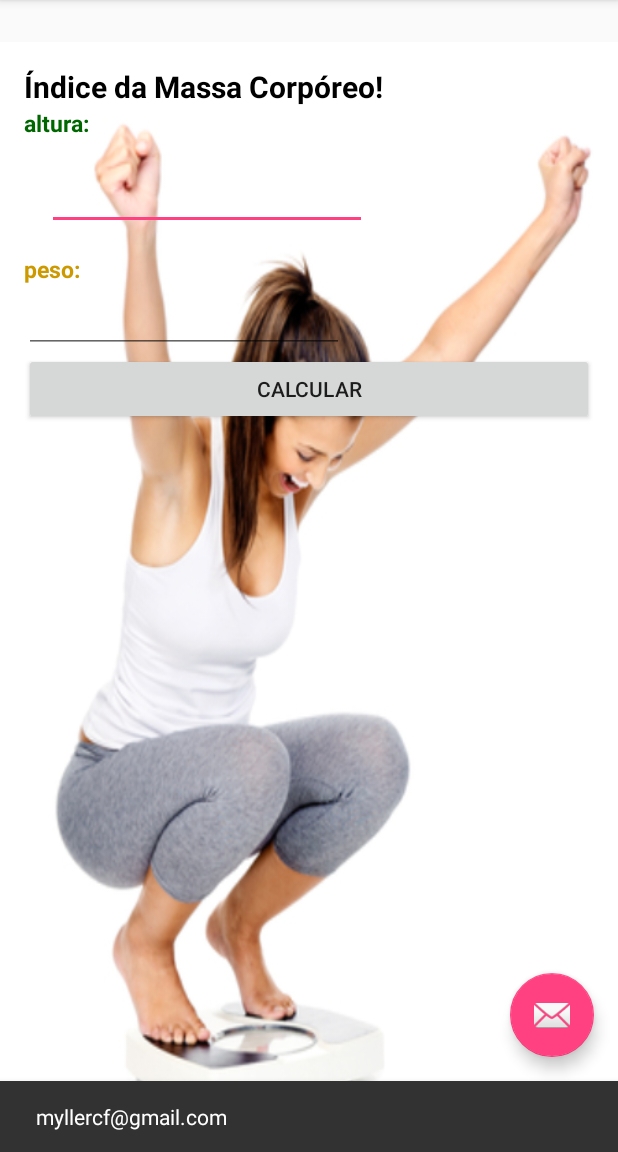
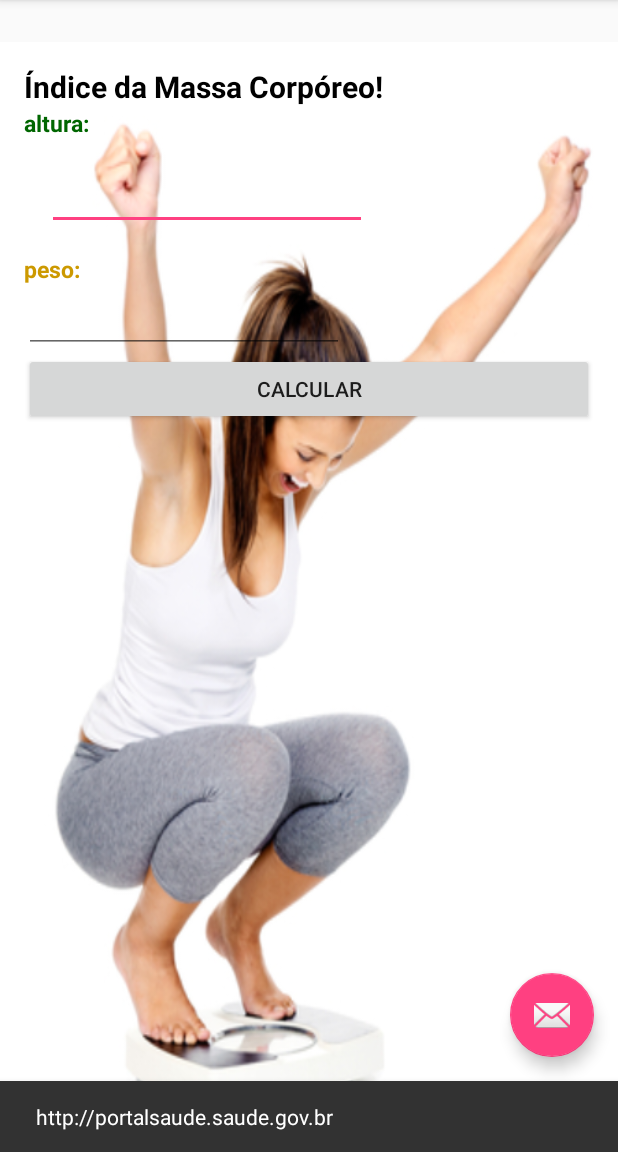
Before and after one commit to myllercf/ProjetoIntegrador2, an Android app: the screen it shows after launch (MainActivity), after a tap on an icon or button, on a phone screen of 412 x 824 dp, the part 84-1236 px from its top. Run offline under Robolectric (Android 15) with nearby library versions, the phone set to English and light mode, and no system bars.

Commit message:
aviso de saude, troca de laco condicional e site do ministerio da saude

```diff
--- a/app/src/main/java/com/example/casa/projetointegrador2/MainActivity.java
+++ b/app/src/main/java/com/example/casa/projetointegrador2/MainActivity.java
@@ -37,7 +37,7 @@ public class MainActivity extends AppCompatActivity
         fab.setOnClickListener(new View.OnClickListener() {
             @Override
             public void onClick(View view) {
-                Snackbar.make(view, "myllercf@gmail.com", Snackbar.LENGTH_LONG)
+                Snackbar.make(view, "http://portalsaude.saude.gov.br", Snackbar.LENGTH_LONG)
                         .setAction("Action", null).show();
             }
         });
```
Also changed, not shown: app/src/main/java/com/example/casa/projetointegrador2/Resultado.java (+7 -2 lines).
